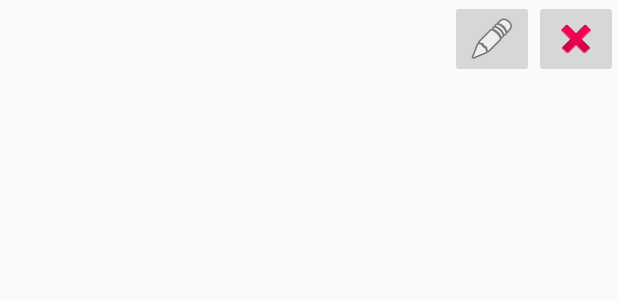
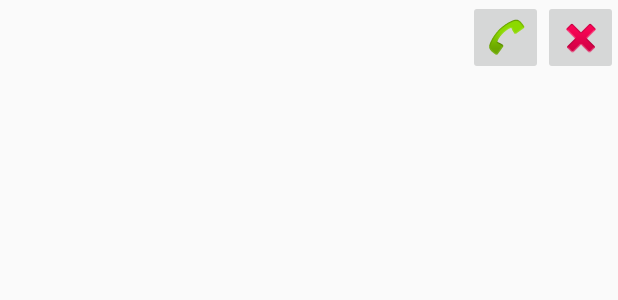
Before and after one commit to Medowhill/cs496proj1, an Android app: the layout contacts_list_item.xml on its own in the app's theme, with its tools: preview values and no code run, on a phone screen of 412 x 824 dp. Shown: the top 300 px of the screen. Run offline under Robolectric (Android 15) with nearby library versions, the phone set to English and light mode, and no system bars.

Commit message:
Pics with contact done

```diff
--- a/app/src/main/java/com/group2/team/project1/AddContactActivity.java
+++ b/app/src/main/java/com/group2/team/project1/AddContactActivity.java
@@ -18,6 +18,7 @@ import android.widget.ImageView;
 
 import java.io.File;
 import java.io.IOException;
+import java.io.InputStream;
 import java.text.SimpleDateFormat;
 import java.util.Date;
 
--- a/app/src/main/res/layout/contacts_list_item.xml
+++ b/app/src/main/res/layout/contacts_list_item.xml
@@ -9,22 +9,26 @@
         android:id="@+id/contacts_item_name_text"
         android:layout_width="wrap_content"
         android:layout_height="wrap_content"
-        android:layout_marginLeft="20dp"
-        android:layout_marginStart="20dp"
-        android:layout_weight="1"
+        android:ellipsize="marquee"
+        android:maxLines = "1"
+        android:layout_gravity= "center_vertical"
+        android:layout_weight="12"
         android:textSize="25sp" />
 
     <ImageButton
-        android:id="@+id/contacts_item_edit_button"
-        android:layout_width="wrap_content"
-        android:layout_height="wrap_content"
+        android:id="@+id/contacts_item_dial_button"
+        android:layout_width="50dp"
+
+
+        android:layout_height="50dp"
         android:focusable="false"
-        app:srcCompat="@android:drawable/ic_menu_edit" />
+        app:srcCompat="@android:drawable/sym_action_call" />
 
     <ImageButton
         android:id="@+id/contacts_item_remove_button"
-        android:layout_width="wrap_content"
-        android:layout_height="wrap_content"
+
+        android:layout_width="50dp"
+        android:layout_height="50dp"
         android:focusable="false"
         app:srcCompat="@android:drawable/ic_delete" />
 </LinearLayout>
```
Also changed, not shown: app/src/main/java/com/group2/team/project1/adapter/ContactsAdapter.java (+5 -5 lines), app/src/main/java/com/group2/team/project1/fragment/PhoneNumberFragment.java (+13 -12 lines).
